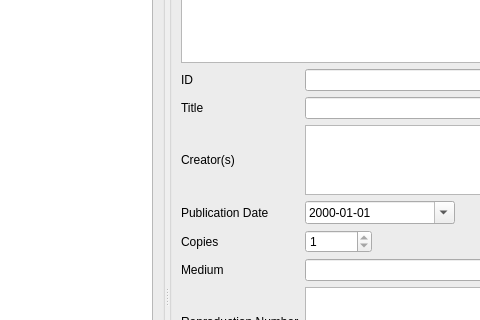
Before: the Qt Designer form UI/biblioteq_photographinfo.ui in textbrowser/biblioteq, drawn with Qt 5; both pictures show x 527 to 1007 and y 175 to 495 of the 1130 by 925 pixel window.
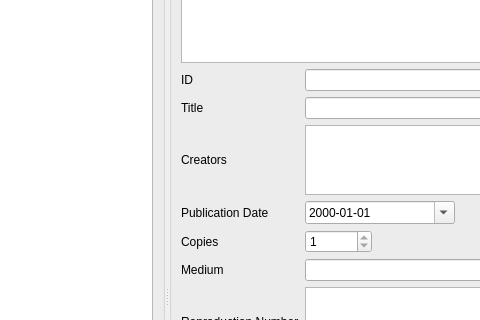
After: the same form once the commit is applied. Icons and pictures are not drawn. Custom widgets are drawn as their Qt base class.

Patch:
```diff
--- a/UI/biblioteq_photographinfo.ui
+++ b/UI/biblioteq_photographinfo.ui
@@ -320,7 +320,7 @@
               <item row="2" column="0">
                <widget class="QLabel" name="label_12">
                 <property name="text">
-                 <string>Creator(s)</string>
+                 <string>Creators</string>
                 </property>
                </widget>
               </item>
```
